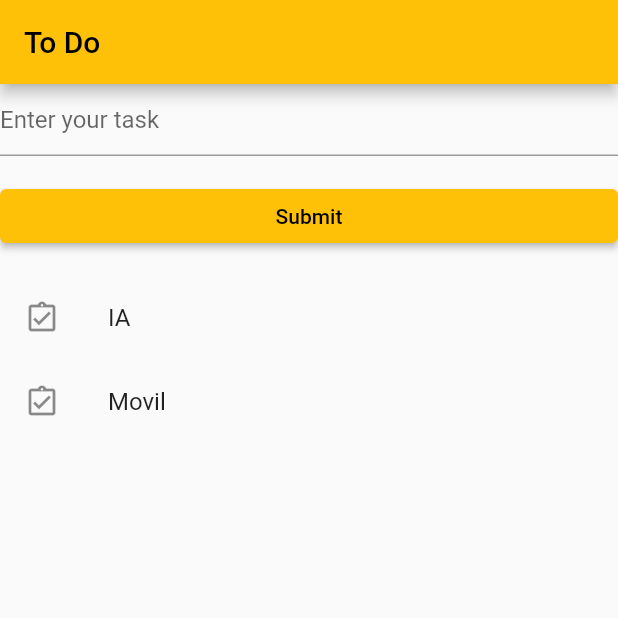
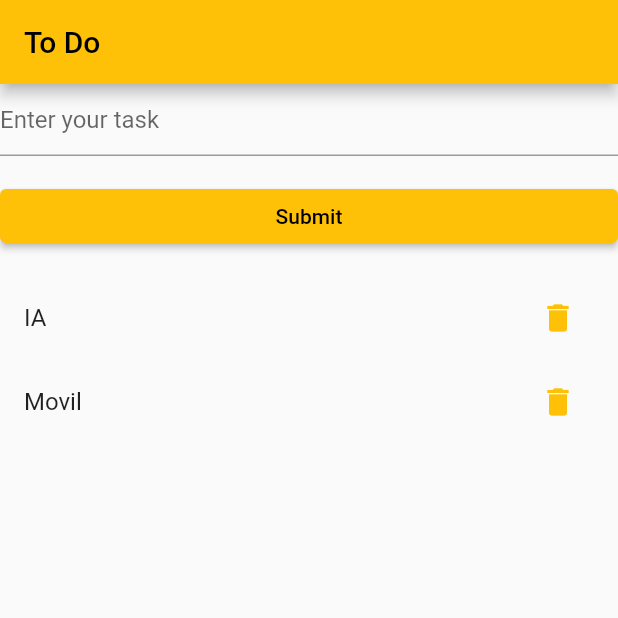
Before and after one commit to Nestor-Rs/FlutterData, a Flutter app: the screen it shows after launch, on a phone screen of 412 x 824 dp, the top half of it. Run offline on Flutter 3.47's test engine with Material 2 defaults, Android fonts, the light colour scheme and no system bars.

Commit message:
Implementacion de boton de eliminacion

```diff
--- a/aplicationdata/lib/examples/to_do/my_app_to_doo.dart
+++ b/aplicationdata/lib/examples/to_do/my_app_to_doo.dart
@@ -1,5 +1,3 @@
-import 'dart:math';
-
 import 'package:flutter/material.dart';
 import 'package:aplicationdata/examples/to_do/to_do.dart';
 
@@ -38,7 +36,6 @@ class _MyStatefulWidgetState extends State<MyStatefulWidget> {
     return Form(
       key: _formKey,
       child: ListView(
-        //crossAxisAlignment: CrossAxisAlignment.start,
         children: <Widget>[
           TextFormField(
             decoration: const InputDecoration(
@@ -56,8 +53,6 @@ class _MyStatefulWidgetState extends State<MyStatefulWidget> {
             padding: const EdgeInsets.symmetric(vertical: 16.0),
             child: ElevatedButton(
               onPressed: () {
-                // Validate will return true if the form is valid, or false if
-                // the form is invalid.
                 if (_formKey.currentState!.validate()) {
                   task.add(new ToDo(task: actualTask));
                   setState(() {});
@@ -77,11 +72,16 @@ class _MyStatefulWidgetState extends State<MyStatefulWidget> {
   Widget _buildItem(ToDo toDo) {
     return new ListTile(
       title: new Text(toDo.task),
-      leading: new Icon(Icons.assignment_turned_in_outlined),
+      //leading: new Icon(Icons.assignment_turned_in_outlined),
+      trailing: new IconButton(onPressed: (){
+        task.remove(toDo);
+        setState(() {});
+      },
+      icon: Icon(Icons.delete),
+      color: Colors.amber,
+      ),
       onTap: () {
         print(toDo.task);
-        task.remove(toDo);
-        setState(() {});
       },
     );
   }
```
Also changed, not shown: aplicationdata/lib/examples/to_do/to_do.dart (+0 -25 lines).
